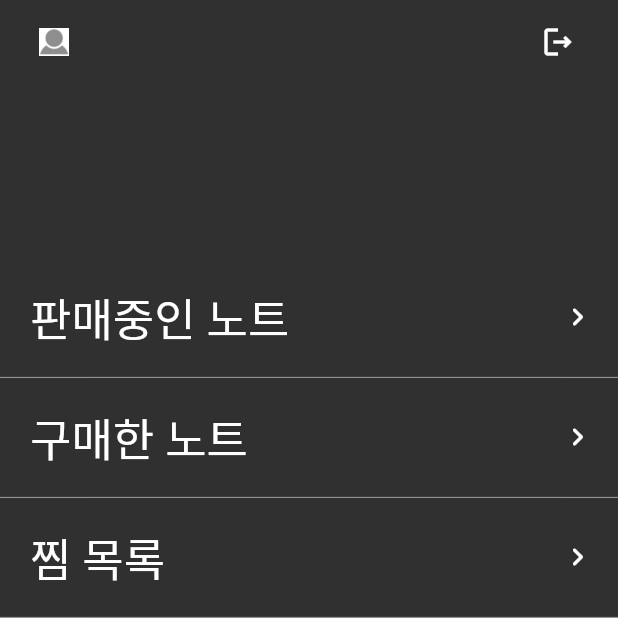
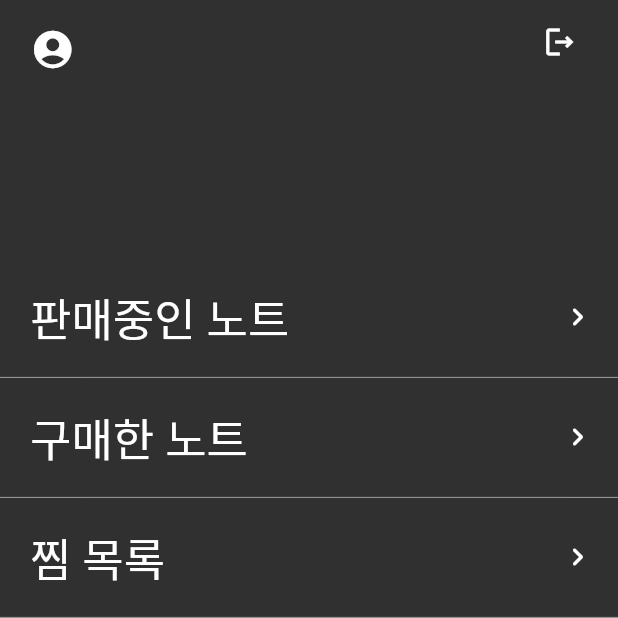
Before and after one commit to imkilwon/theKeyTo, a Flutter app: the AccountScreen screen opened directly, on a phone screen of 412 x 824 dp, the top half of it. Run offline on Flutter 3.47's test engine with Material 2 defaults, Android fonts, the phone set to English and light mode, and no system bars; our stand-ins replace cloud_firestore, firebase_auth, firebase_core, firebase_storage, get, image_picker; accounts and stored records are empty; Roboto replaces fonts that are missing (Dalseo).

Commit message:
account ui 수정, main home 설정 완료

```diff
--- a/lib/main.dart
+++ b/lib/main.dart
@@ -5,7 +5,7 @@ import 'package:get/get.dart';
 import 'package:the_key_to/layout/screen_layout.dart';
 import 'package:the_key_to/screens/camera_ex.dart';
 import 'package:the_key_to/screens/cover_letter_screen.dart';
-import 'package:the_key_to/screens/test.dart';
+import 'package:the_key_to/screens/GetUserName.dart';
 
 void main() async {
   WidgetsFlutterBinding.ensureInitialized();
--- /dev/null
+++ b/lib/screens/GetUserName.dart
@@ -0,0 +1,48 @@
+import 'package:cloud_firestore/cloud_firestore.dart';
+import 'package:firebase_auth/firebase_auth.dart';
+import 'package:flutter/material.dart';
+import 'package:the_key_to/model/user_details_model.dart';
+import 'package:the_key_to/utils/utils.dart';
+class GetUserName extends StatelessWidget {
+  final String documentId;
+  final double width;
+
+  GetUserName({
+    required this.documentId,
+    required this.width,
+  });
+
+  @override
+  Widget build(BuildContext context) {
+    Size screenSize = Utils().getScreenSize();
+    CollectionReference users = FirebaseFirestore.instance.collection('users');
+
+    return FutureBuilder<DocumentSnapshot>(
+      future: users.doc(documentId).get(),
+      builder:
+          (BuildContext context, AsyncSnapshot<DocumentSnapshot> snapshot) {
+
+        if (snapshot.hasError) {
+          return Text("Something went wrong");
+        }
+
+        if (snapshot.hasData && !snapshot.data!.exists) {
+          return Text("Document does not exist");
+        }
+
+        if (snapshot.connectionState == ConnectionState.done) {
+          Map<String, dynamic> data = snapshot.data!.data() as Map<String, dynamic>;
+          return Column(
+            crossAxisAlignment: CrossAxisAlignment.start,
+            children: [
+              SizedBox(width: width,child: Text("${data['name']}",style: TextStyle(fontSize: 17,fontFamily: "NotoSans",fontWeight: FontWeight.w500,color: Colors.white,overflow: TextOverflow.ellipsis),)),
+              SizedBox(width: width,child: Text("${data['email']}",style: TextStyle(fontSize: 12,fontFamily: "NotoSans",fontWeight: FontWeight.w700,overflow: TextOverflow.ellipsis),)),
+            ],
+          );
+        }
+
+        return Text("loading");
+      },
+    );
+  }
+}
--- a/lib/screens/cover_letter_screen.dart
+++ b/lib/screens/cover_letter_screen.dart
@@ -22,7 +22,6 @@ class _CoverLetterScreenState extends State<CoverLetterScreen> {
   void getData() async {
     List<Widget>? tmpCoverLetter =
     await getProductsFromDiscount("자기소개서 완성");
-    print("everything is done");
     setState(() {
       if (tmpCoverLetter != null){
         coverLetter = tmpCoverLetter!;
--- a/lib/screens/entrance_exam_screen.dart
+++ b/lib/screens/entrance_exam_screen.dart
@@ -21,7 +21,6 @@ class _EntranceExamScreenState extends State<EntranceExamScreen> {
   void getData() async {
     List<Widget>? tmpEntrance =
     await getProductsFromDiscount("입시 합격");
-    print("everything is done");
     setState(() {
       if (tmpEntrance != null){
         entranceExam = tmpEntrance!;
--- a/lib/screens/test.dart
+++ /dev/null
@@ -1,36 +0,0 @@
-import 'package:cloud_firestore/cloud_firestore.dart';
-import 'package:firebase_auth/firebase_auth.dart';
-import 'package:flutter/material.dart';
-import 'package:the_key_to/model/user_details_model.dart';
-class GetUserName extends StatelessWidget {
-  final String documentId;
-
-  GetUserName(this.documentId);
-
-  @override
-  Widget build(BuildContext context) {
-    CollectionReference users = FirebaseFirestore.instance.collection('users');
-
-    return FutureBuilder<DocumentSnapshot>(
-      future: users.doc(documentId).get(),
-      builder:
-          (BuildContext context, AsyncSnapshot<DocumentSnapshot> snapshot) {
-
-        if (snapshot.hasError) {
-          return Text("Something went wrong");
-        }
-
-        if (snapshot.hasData && !snapshot.data!.exists) {
-          return Text("Document does not exist");
-        }
-
-        if (snapshot.connectionState == ConnectionState.done) {
-          Map<String, dynamic> data = snapshot.data!.data() as Map<String, dynamic>;
-          return Text("${data['name']} ${data['email']}",style: TextStyle(fontSize: 14),);
-        }
-
-        return Text("loading");
-      },
-    );
-  }
-}
--- a/lib/widgets/login_state_widget.dart
+++ b/lib/widgets/login_state_widget.dart
@@ -4,7 +4,8 @@ import 'package:flutter/material.dart';
 import 'package:get/get.dart';
 import 'package:the_key_to/resources/cloudfirestore_methods.dart';
 import 'package:the_key_to/screens/sign_in_screen.dart';
-import 'package:the_key_to/screens/test.dart';
+import 'package:the_key_to/screens/GetUserName.dart';
+import 'package:the_key_to/utils/utils.dart';
 
 class LoginStateWidget extends StatefulWidget {
 
@@ -25,24 +26,26 @@ class _LoginStateWidgetState extends State<LoginStateWidget> {
   @override
   Widget build(BuildContext context) {
     final bool isLogined = FirebaseAuth.instance.currentUser != null;//로그인 되어 있으면 true, 안 되어 있으면 false
+    Size screenSize = Utils().getScreenSize();
     return Container(
       child: isLogined ? Row(
         mainAxisAlignment: MainAxisAlignment.spaceBetween,
         children: [
           Row(
             children: [
-              const SizedBox(
-                width: 10,
+              SizedBox(
+                width: screenSize.width*0.01,
               ),
               Container(
                 width: 20,
                 height: 20,
-                child: Image.asset("assets/images/user_profile.jpg"),
+                child: Icon(Icons.account_circle,size: 30,),
               ),
-              GetUserName(FirebaseAuth.instance.currentUser!.uid),
-              const SizedBox(
-                width: 10,
+
+              SizedBox(
+                width: screenSize.width*0.05,
               ),
+              GetUserName(documentId: FirebaseAuth.instance.currentUser!.uid,width: screenSize.width*0.7,),
             ],
           ),
           IconButton(
```
Also changed, not shown: lib/screens/delete_soon.dart (deleted, +0 -149 lines), lib/screens/main_home.dart (+2 -10 lines), lib/screens/pass_certificate.dart (added, +39 -0 lines), 32 other files.
